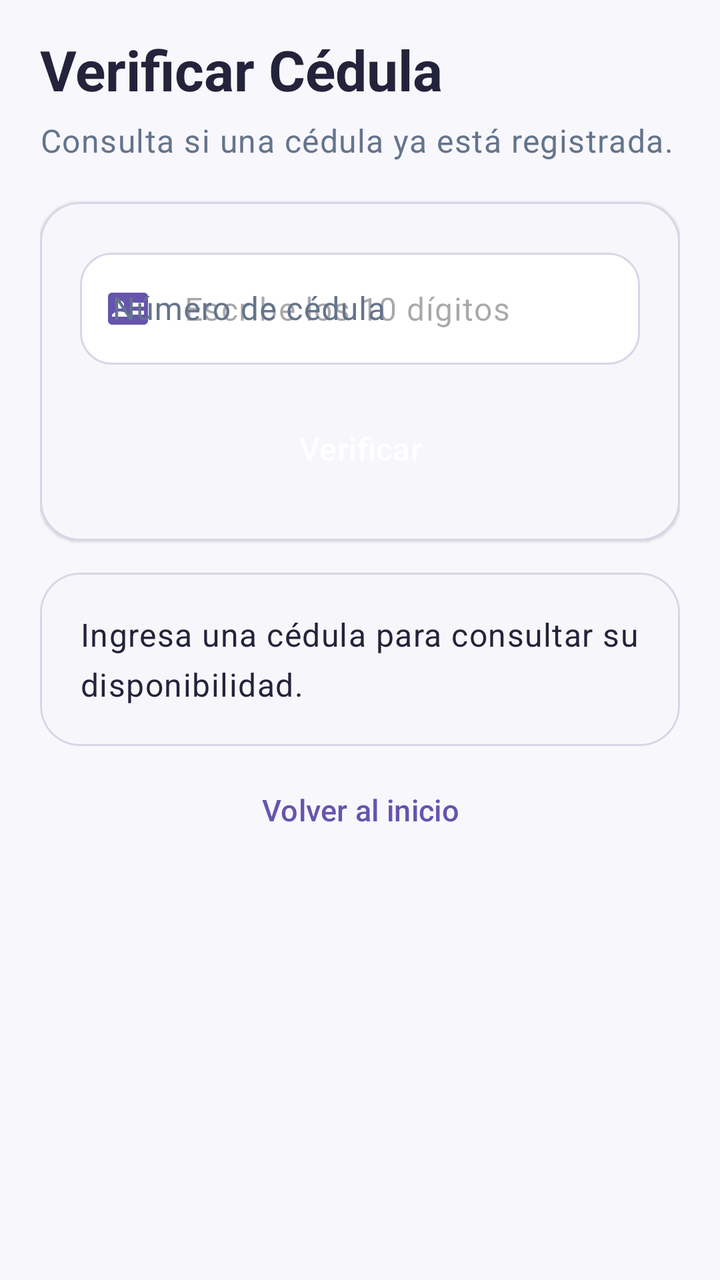
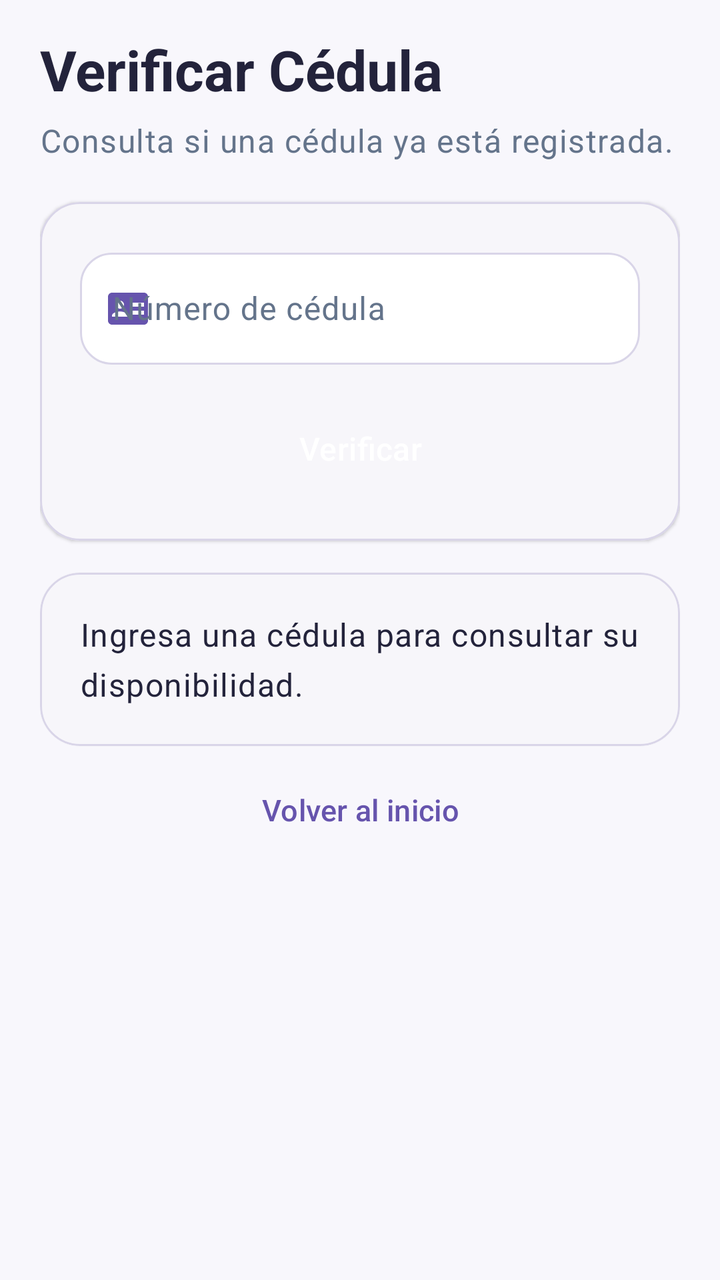

Before-and-after screenshots of an Android layout around one commit, followed by the original layout XML and the change that was made.
<!-- AndroidManifest.xml: application theme Theme.TAREA_3 -->
<!-- res/layout/activity_verificar_cedula.xml -->
<?xml version="1.0" encoding="utf-8"?>
<ScrollView xmlns:android="http://schemas.android.com/apk/res/android"
    xmlns:app="http://schemas.android.com/apk/res-auto"
    android:id="@+id/pantallaVerificarCedula"
    android:layout_width="match_parent"
    android:layout_height="match_parent"
    android:background="@color/fondo"
    android:fillViewport="true"
    android:scrollbars="none">

    <LinearLayout
        android:layout_width="match_parent"
        android:layout_height="wrap_content"
        android:orientation="vertical"
        android:paddingStart="20dp"
        android:paddingTop="16dp"
        android:paddingEnd="20dp"
        android:paddingBottom="20dp">

        <TextView
            style="@style/TextoTitulo"
            android:layout_width="match_parent"
            android:layout_height="wrap_content"
            android:text="@string/verificar_titulo" />

        <TextView
            style="@style/TextoCuerpo"
            android:layout_width="match_parent"
            android:layout_height="wrap_content"
            android:layout_marginTop="6dp"
            android:text="@string/verificar_descripcion" />

        <com.google.android.material.card.MaterialCardView
            style="@style/Widget.Agenda.Tarjeta"
            android:layout_width="match_parent"
            android:layout_height="wrap_content"
            android:layout_marginTop="20dp">

            <LinearLayout
                android:layout_width="match_parent"
                android:layout_height="wrap_content"
                android:orientation="vertical"
                android:padding="20dp">

                <com.google.android.material.textfield.TextInputLayout
                    style="@style/Widget.Agenda.Campo"
                    android:layout_width="match_parent"
                    android:layout_height="wrap_content"
                    android:hint="@string/cedula_etiqueta"
                    app:startIconDrawable="@drawable/ic_badge">

                    <com.google.android.material.textfield.TextInputEditText
                        android:id="@+id/editTextCedula"
                        android:layout_width="match_parent"
                        android:layout_height="wrap_content"
                        android:digits="0123456789"
                        android:hint="@string/cedula_hint"
                        android:imeOptions="actionDone"
                        android:importantForAutofill="no"
                        android:inputType="number"
                        android:minHeight="56dp"
                        android:singleLine="true"
                        android:textColor="@color/texto" />
                </com.google.android.material.textfield.TextInputLayout>

                <Button
                    android:id="@+id/buttonVerificar"
                    style="@style/Widget.Agenda.Button"
                    android:layout_width="match_parent"
                    android:layout_height="wrap_content"
                    android:layout_marginTop="16dp"
                    android:text="@string/verificar_boton" />
            </LinearLayout>
        </com.google.android.material.card.MaterialCardView>

        <com.google.android.material.card.MaterialCardView
            android:id="@+id/cardResultado"
            style="@style/Widget.Agenda.Tarjeta"
            android:layout_width="match_parent"
            android:layout_height="wrap_content"
            android:layout_marginTop="16dp">

            <TextView
                android:id="@+id/textViewResultado"
                android:layout_width="match_parent"
                android:layout_height="wrap_content"
                android:accessibilityLiveRegion="polite"
                android:lineSpacingExtra="6dp"
                android:padding="20dp"
                android:text="@string/resultado_inicial"
                android:textAppearance="?attr/textAppearanceBodyLarge"
                android:textColor="@color/texto" />
        </com.google.android.material.card.MaterialCardView>

        <Button
            android:id="@+id/buttonVolverVerificar"
            style="@style/Widget.Agenda.Button.Texto"
            android:layout_width="match_parent"
            android:layout_height="wrap_content"
            android:layout_marginTop="8dp"
            android:text="Volver al inicio" />
    </LinearLayout>
</ScrollView>
<!-- resources referenced by this layout -->
<resources>
  <color name="fondo">#F8F7FC</color>
  <color name="texto">#23233B</color>
  <!-- drawable ic_badge (drawable) -->
  <?xml version="1.0" encoding="utf-8"?>
  <vector xmlns:android="http://schemas.android.com/apk/res/android"
      android:width="24dp"
      android:height="24dp"
      android:viewportWidth="24"
      android:viewportHeight="24">
      <path
          android:fillColor="@color/violeta"
          android:pathData="M20,4H4C2.9,4 2,4.9 2,6v12c0,1.1 0.9,2 2,2h16c1.1,0 2,-0.9 2,-2V6C22,4.9 21.1,4 20,4zM8,8c1.1,0 2,0.9 2,2s-0.9,2 -2,2 -2,-0.9 -2,-2 0.9,-2 2,-2zM12,16H4v-0.6c0,-1.3 2.6,-2 4,-2s4,0.7 4,2V16zM20,15h-6v-2h6v2zM20,11h-6V9h6v2z" />
  </vector>
  <string name="cedula_etiqueta">Número de cédula</string>
  <string name="cedula_hint">Escribe los 10 dígitos</string>
  <string name="resultado_inicial">Ingresa una cédula para consultar su disponibilidad.</string>
  <string name="verificar_boton">Verificar</string>
  <string name="verificar_descripcion">Consulta si una cédula ya está registrada.</string>
  <string name="verificar_titulo">Verificar Cédula</string>
  <style name="TextoCuerpo">
          <item name="android:textColor">@color/texto_secundario</item>
          <item name="android:textAppearance">?attr/textAppearanceBodyLarge</item>
          <item name="android:lineSpacingExtra">2dp</item>
      </style>
  <style name="TextoTitulo">
          <item name="android:textColor">@color/texto</item>
          <item name="android:textAppearance">?attr/textAppearanceHeadlineMedium</item>
          <item name="android:textStyle">bold</item>
      </style>
  <style name="Widget.Agenda.Button" parent="Widget.Material3.Button">
          <item name="android:minHeight">52dp</item>
          <item name="android:textAllCaps">false</item>
          <item name="android:textSize">16sp</item>
          <item name="android:insetTop">0dp</item>
          <item name="android:insetBottom">0dp</item>
          <item name="cornerRadius">16dp</item>
          <item name="backgroundTint">@color/violeta</item>
          <item name="android:textColor">@color/sobre_violeta</item>
          <item name="iconTint">@color/sobre_violeta</item>
      </style>
  <style name="Widget.Agenda.Button.Texto" parent="Widget.Material3.Button.TextButton">
          <item name="android:minHeight">48dp</item>
          <item name="android:textAllCaps">false</item>
          <item name="android:textSize">15sp</item>
          <item name="android:insetTop">0dp</item>
          <item name="android:insetBottom">0dp</item>
          <item name="android:textColor">@color/violeta</item>
          <item name="rippleColor">@color/lavanda</item>
          <item name="backgroundTint">@android:color/transparent</item>
      </style>
  <style name="Widget.Agenda.Tarjeta" parent="Widget.Material3.CardView.Outlined">
          <item name="cardBackgroundColor">@color/blanco_tarjeta</item>
          <item name="cardCornerRadius">20dp</item>
          <item name="cardElevation">1dp</item>
          <item name="strokeColor">@color/borde</item>
          <item name="strokeWidth">1dp</item>
      </style>
  <style name="Theme.TAREA_3" parent="Base.Theme.TAREA_3" />
  <color name="violeta">#6654AD</color>
  <color name="texto_secundario">#64748B</color>
  <color name="sobre_violeta">#FFFFFF</color>
  <color name="lavanda">#EEEAF9</color>
  <color name="blanco_tarjeta">#FFFFFF</color>
  <color name="borde">#D9D5E8</color>
  <color name="violeta_oscuro">#49358B</color>
  <color name="error">#BE123C</color>
  <!-- unchanged entries left out for length: 2 -->
</resources>

<!-- the commit's change to res/layout/activity_verificar_cedula.xml (unified diff, before → after) -->
@@ -54,7 +54,6 @@
                         android:layout_width="match_parent"
                         android:layout_height="wrap_content"
                         android:digits="0123456789"
-                        android:hint="@string/cedula_hint"
                         android:imeOptions="actionDone"
                         android:importantForAutofill="no"
                         android:inputType="number"
<!-- resource entries referenced after the edit -->
@@ -14,7 +14,6 @@
           android:pathData="M20,4H4C2.9,4 2,4.9 2,6v12c0,1.1 0.9,2 2,2h16c1.1,0 2,-0.9 2,-2V6C22,4.9 21.1,4 20,4zM8,8c1.1,0 2,0.9 2,2s-0.9,2 -2,2 -2,-0.9 -2,-2 0.9,-2 2,-2zM12,16H4v-0.6c0,-1.3 2.6,-2 4,-2s4,0.7 4,2V16zM20,15h-6v-2h6v2zM20,11h-6V9h6v2z" />
   </vector>
   <string name="cedula_etiqueta">Número de cédula</string>
-  <string name="cedula_hint">Escribe los 10 dígitos</string>
   <string name="resultado_inicial">Ingresa una cédula para consultar su disponibilidad.</string>
   <string name="verificar_boton">Verificar</string>
   <string name="verificar_descripcion">Consulta si una cédula ya está registrada.</string>
